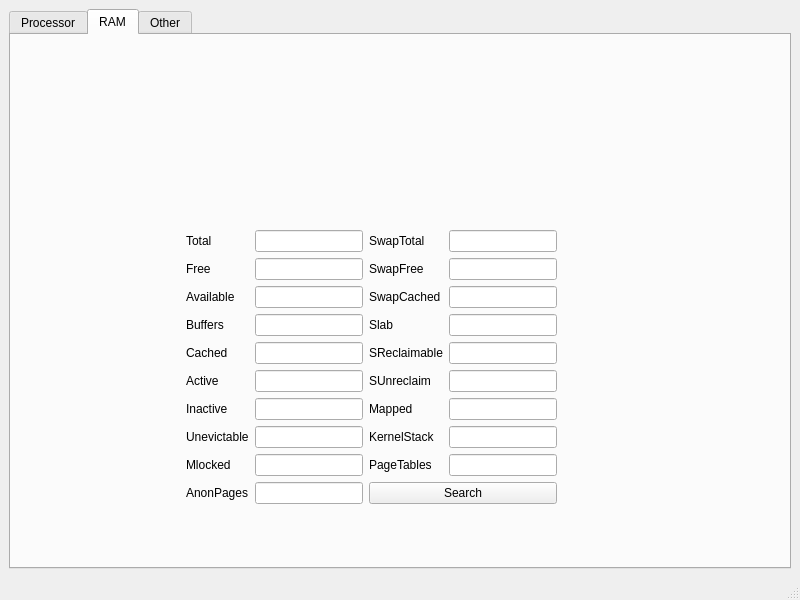
First picture: the form in AndroidParser/parser.ui, repository MaxNazarevskyi/NG_2022_AndroidParser, before the edit.
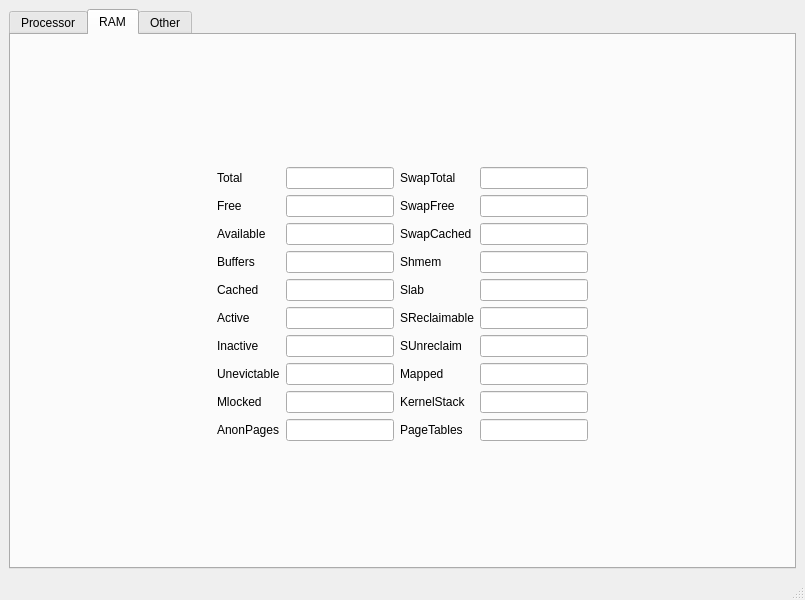
Second picture: the form after the edit. The open tabs and pages were chosen to show the change.

Commit message: Added real-time RAM and updated user interface

The edit to the form file:
```diff
--- a/AndroidParser/parser.ui
+++ b/AndroidParser/parser.ui
@@ -6,7 +6,7 @@
    <rect>
     <x>0</x>
     <y>0</y>
-    <width>800</width>
+    <width>805</width>
     <height>600</height>
    </rect>
   </property>
@@ -14,8 +14,8 @@
    <string>Parser</string>
   </property>
   <widget class="QWidget" name="centralwidget">
-   <layout class="QFormLayout" name="formLayout">
-    <item row="0" column="0" colspan="2">
+   <layout class="QGridLayout" name="gridLayout_7">
+    <item row="0" column="0">
      <widget class="QTabWidget" name="tabWidget">
       <property name="enabled">
        <bool>true</bool>
@@ -33,43 +33,121 @@
        </size>
       </property>
       <property name="currentIndex">
-       <number>1</number>
+       <number>2</number>
       </property>
       <widget class="QWidget" name="Processor">
        <attribute name="title">
         <string>Processor</string>
        </attribute>
-       <widget class="QWidget" name="layoutWidget">
-        <property name="geometry">
-         <rect>
-          <x>10</x>
-          <y>0</y>
-          <width>830</width>
-          <height>550</height>
-         </rect>
-        </property>
-        <layout class="QGridLayout" name="gridLayout_7">
-         <item row="0" column="0" colspan="2">
-          <layout class="QGridLayout" name="gridLayout_3">
-           <property name="sizeConstraint">
-            <enum>QLayout::SetMaximumSize</enum>
-           </property>
-           <property name="horizontalSpacing">
-            <number>0</number>
-           </property>
-           <item row="1" column="1">
+       <layout class="QVBoxLayout" name="verticalLayout">
+        <item>
+         <spacer name="verticalSpacer_4">
+          <property name="orientation">
+           <enum>Qt::Vertical</enum>
+          </property>
+          <property name="sizeType">
+           <enum>QSizePolicy::Preferred</enum>
+          </property>
+          <property name="sizeHint" stdset="0">
+           <size>
+            <width>20</width>
+            <height>97</height>
+           </size>
+          </property>
+         </spacer>
+        </item>
+        <item>
+         <layout class="QHBoxLayout" name="horizontalLayout_3">
+          <item>
+           <spacer name="horizontalSpacer_3">
+            <property name="orientation">
+             <enum>Qt::Horizontal</enum>
+            </property>
+            <property name="sizeHint" stdset="0">
+             <size>
+              <width>168</width>
+              <height>20</height>
+             </size>
+            </property>
+           </spacer>
+          </item>
+          <item>
             <layout class="QGridLayout" name="gridLayout">
              <item row="7" column="1">
-              <widget class="QLineEdit" name="l_ProcPart"/>
+             <widget class="QLineEdit" name="l_ProcPart">
+              <property name="sizePolicy">
+               <sizepolicy hsizetype="Expanding" vsizetype="Preferred">
+                <horstretch>0</horstretch>
+                <verstretch>0</verstretch>
+               </sizepolicy>
+              </property>
+              <property name="maximumSize">
+               <size>
+                <width>350</width>
+                <height>16777215</height>
+               </size>
+              </property>
+              <property name="readOnly">
+               <bool>true</bool>
+              </property>
+             </widget>
              </item>
              <item row="3" column="1">
-              <widget class="QLineEdit" name="l_ProcRevision"/>
+             <widget class="QLineEdit" name="l_ProcRevision">
+              <property name="sizePolicy">
+               <sizepolicy hsizetype="Expanding" vsizetype="Preferred">
+                <horstretch>0</horstretch>
+                <verstretch>0</verstretch>
+               </sizepolicy>
+              </property>
+              <property name="maximumSize">
+               <size>
+                <width>350</width>
+                <height>16777215</height>
+               </size>
+              </property>
+              <property name="readOnly">
+               <bool>true</bool>
+              </property>
+             </widget>
              </item>
              <item row="0" column="1">
-              <widget class="QLineEdit" name="l_ProcName"/>
+             <widget class="QLineEdit" name="l_ProcName">
+              <property name="sizePolicy">
+               <sizepolicy hsizetype="Expanding" vsizetype="Preferred">
+                <horstretch>0</horstretch>
+                <verstretch>0</verstretch>
+               </sizepolicy>
+              </property>
+              <property name="maximumSize">
+               <size>
+                <width>350</width>
+                <height>16777215</height>
+               </size>
+              </property>
+              <property name="readOnly">
+               <bool>true</bool>
+              </property>
+             </widget>
              </item>
              <item row="1" column="1">
-              <widget class="QLineEdit" name="l_ProcHardware"/>
+             <widget class="QLineEdit" name="l_ProcHardware">
+              <property name="sizePolicy">
+               <sizepolicy hsizetype="Expanding" vsizetype="Preferred">
+                <horstretch>0</horstretch>
+                <verstretch>0</verstretch>
+               </sizepolicy>
+              </property>
+              <property name="maximumSize">
+               <size>
+                <width>350</width>
+                <height>16777215</height>
+               </size>
+              </property>
+              <property name="readOnly">
+               <bool>true</bool>
+              </property>
+             </widget>
              </item>
              <item row="4" column="0">
               <widget class="QLabel" name="label_6">
@@ -79,10 +157,42 @@
               </widget>
              </item>
              <item row="4" column="1">
-              <widget class="QLineEdit" name="l_ProcCores"/>
+             <widget class="QLineEdit" name="l_ProcCores">
+              <property name="sizePolicy">
+               <sizepolicy hsizetype="Expanding" vsizetype="Preferred">
+                <horstretch>0</horstretch>
+                <verstretch>0</verstretch>
+               </sizepolicy>
+              </property>
+              <property name="maximumSize">
+               <size>
+                <width>350</width>
+                <height>16777215</height>
+               </size>
+              </property>
+              <property name="readOnly">
+               <bool>true</bool>
+              </property>
+             </widget>
              </item>
              <item row="5" column="1">
-              <widget class="QLineEdit" name="l_ProcArch"/>
+             <widget class="QLineEdit" name="l_ProcArch">
+              <property name="sizePolicy">
+               <sizepolicy hsizetype="Expanding" vsizetype="Preferred">
+                <horstretch>0</horstretch>
+                <verstretch>0</verstretch>
+               </sizepolicy>
+              </property>
+              <property name="maximumSize">
+               <size>
+                <width>350</width>
+                <height>16777215</height>
+               </size>
+              </property>
+              <property name="readOnly">
+               <bool>true</bool>
+              </property>
+             </widget>
              </item>
              <item row="5" column="0">
               <widget class="QLabel" name="label_7">
@@ -92,7 +202,23 @@
               </widget>
              </item>
              <item row="6" column="1">
-              <widget class="QLineEdit" name="l_ProcVariant"/>
+             <widget class="QLineEdit" name="l_ProcVariant">
+              <property name="sizePolicy">
+               <sizepolicy hsizetype="Expanding" vsizetype="Preferred">
+                <horstretch>0</horstretch>
+                <verstretch>0</verstretch>
+               </sizepolicy>
+              </property>
+              <property name="maximumSize">
+               <size>
+                <width>350</width>
+                <height>16777215</height>
+               </size>
+              </property>
+              <property name="readOnly">
+               <bool>true</bool>
+              </property>
+             </widget>
              </item>
              <item row="1" column="0">
               <widget class="QLabel" name="label_5">
@@ -101,25 +227,6 @@
                </property>
               </widget>
              </item>
-             <item row="9" column="1">
-              <widget class="QPushButton" name="b_SearchProc">
-               <property name="minimumSize">
-                <size>
-                 <width>683</width>
-                 <height>0</height>
-                </size>
-               </property>
-               <property name="maximumSize">
-                <size>
-                 <width>1366</width>
-                 <height>768</height>
-                </size>
-               </property>
-               <property name="text">
-                <string>Search</string>
-               </property>
-              </widget>
-             </item>
              <item row="0" column="0">
               <widget class="QLabel" name="label">
                <property name="text">
@@ -142,7 +249,23 @@
               </widget>
              </item>
              <item row="2" column="1">
-              <widget class="QLineEdit" name="l_ProcBM"/>
+             <widget class="QLineEdit" name="l_ProcBM">
+              <property name="sizePolicy">
+               <sizepolicy hsizetype="Expanding" vsizetype="Preferred">
+                <horstretch>0</horstretch>
+                <verstretch>0</verstretch>
+               </sizepolicy>
+              </property>
+              <property name="maximumSize">
+               <size>
+                <width>350</width>
+                <height>16777215</height>
+               </size>
+              </property>
+              <property name="readOnly">
+               <bool>true</bool>
+              </property>
+             </widget>
              </item>
              <item row="6" column="0">
               <widget class="QLabel" name="label_8">
@@ -152,7 +275,23 @@
               </widget>
              </item>
              <item row="8" column="1">
-              <widget class="QLineEdit" name="l_ProcImp"/>
+             <widget class="QLineEdit" name="l_ProcImp">
+              <property name="sizePolicy">
+               <sizepolicy hsizetype="Expanding" vsizetype="Preferred">
+                <horstretch>0</horstretch>
+                <verstretch>0</verstretch>
+               </sizepolicy>
+              </property>
+              <property name="maximumSize">
+               <size>
+                <width>350</width>
+                <height>16777215</height>
+               </size>
+              </property>
+              <property name="readOnly">
+               <bool>true</bool>
+              </property>
+             </widget>
              </item>
              <item row="7" column="0">
               <widget class="QLabel" name="label_9">
@@ -168,22 +307,34 @@
                </property>
               </widget>
              </item>
-            </layout>
-           </item>
-           <item row="1" column="0">
-            <spacer name="horizontalSpacer_3">
-             <property name="orientation">
-              <enum>Qt::Horizontal</enum>
-             </property>
-             <property name="sizeHint" stdset="0">
-              <size>
-               <width>168</width>
-               <height>20</height>
-              </size>
-             </property>
-            </spacer>
-           </item>
-           <item row="1" column="2">
+            <item row="9" column="0" colspan="2">
+             <widget class="QPushButton" name="b_Search">
+              <property name="sizePolicy">
+               <sizepolicy hsizetype="Minimum" vsizetype="Preferred">
+                <horstretch>0</horstretch>
+                <verstretch>0</verstretch>
+               </sizepolicy>
+              </property>
+              <property name="minimumSize">
+               <size>
+                <width>0</width>
+                <height>0</height>
+               </size>
+              </property>
+              <property name="maximumSize">
+               <size>
+                <width>1366</width>
+                <height>768</height>
+               </size>
+              </property>
+              <property name="text">
+               <string>Search</string>
+              </property>
+             </widget>
+            </item>
+           </layout>
+          </item>
+          <item>
             <spacer name="horizontalSpacer_4">
              <property name="orientation">
               <enum>Qt::Horizontal</enum>
@@ -196,234 +347,214 @@
              </property>
             </spacer>
            </item>
-           <item row="0" column="1">
-            <spacer name="verticalSpacer_4">
-             <property name="orientation">
-              <enum>Qt::Vertical</enum>
-             </property>
-             <property name="sizeHint" stdset="0">
-              <size>
-               <width>20</width>
-               <height>58</height>
-              </size>
-             </property>
-            </spacer>
-           </item>
-           <item row="2" column="1">
+         </layout>
+        </item>
+        <item>
             <spacer name="verticalSpacer_3">
+          <property name="sizePolicy">
+           <sizepolicy hsizetype="Minimum" vsizetype="Preferred">
+            <horstretch>0</horstretch>
+            <verstretch>0</verstretch>
+           </sizepolicy>
+          </property>
              <property name="orientation">
               <enum>Qt::Vertical</enum>
              </property>
              <property name="sizeHint" stdset="0">
               <size>
                <width>20</width>
-               <height>4</height>
+            <height>97</height>
               </size>
              </property>
             </spacer>
            </item>
           </layout>
-         </item>
-        </layout>
-       </widget>
       </widget>
       <widget class="QWidget" name="RAM">
        <attribute name="title">
         <string>RAM</string>
        </attribute>
-       <widget class="QWidget" name="layoutWidget">
-        <property name="geometry">
-         <rect>
-          <x>50</x>
-          <y>20</y>
-          <width>621</width>
-          <height>618</height>
-         </rect>
-        </property>
+       <layout class="QHBoxLayout" name="horizontalLayout_2">
+        <item>
         <layout class="QGridLayout" name="gridLayout_6">
          <item row="1" column="1">
           <layout class="QGridLayout" name="gridLayout_4">
-           <item row="3" column="0">
-            <widget class="QLabel" name="label_11">
-             <property name="text">
-              <string>Buffers</string>
-             </property>
-            </widget>
-           </item>
-           <item row="1" column="3">
-            <widget class="QLineEdit" name="l_RamSwapF"/>
-           </item>
-           <item row="6" column="3">
-            <widget class="QLineEdit" name="l_RamMapped"/>
-           </item>
-           <item row="4" column="3">
-            <widget class="QLineEdit" name="l_RamSRec"/>
-           </item>
-           <item row="2" column="0">
-            <widget class="QLabel" name="label_3">
-             <property name="text">
-              <string>Available</string>
-             </property>
-            </widget>
-           </item>
-           <item row="2" column="1">
-            <widget class="QLineEdit" name="l_RamAvailable"/>
-           </item>
            <item row="6" column="2">
+             <widget class="QLabel" name="label_24">
+              <property name="text">
+               <string>Slab</string>
+              </property>
+             </widget>
+            </item>
+            <item row="8" column="1">
+             <widget class="QLineEdit" name="l_RamInactive">
+              <property name="readOnly">
+               <bool>true</bool>
+              </property>
+             </widget>
+            </item>
+            <item row="7" column="1">
+             <widget class="QLineEdit" name="l_RamActive">
+              <property name="readOnly">
+               <bool>true</bool>
+              </property>
+             </widget>
+            </item>
+            <item row="10" column="3">
+             <widget class="QLineEdit" name="l_RamKernelS">
+              <property name="readOnly">
+               <bool>true</bool>
+              </property>
+             </widget>
+            </item>
+            <item row="6" column="3">
+             <widget class="QLineEdit" name="l_RamSlab">
+              <property name="readOnly">
+               <bool>true</bool>
+              </property>
+             </widget>
+            </item>
+            <item row="9" column="2">
             <widget class="QLabel" name="label_23">
              <property name="text">
               <string>Mapped</string>
              </property>
             </widget>
            </item>
+            <item row="8" column="2">
+             <widget class="QLabel" name="label_22">
+              <property name="text">
+               <string>SUnreclaim</string>
+              </property>
+             </widget>
+            </item>
+            <item row="11" column="1">
+             <widget class="QLineEdit" name="l_RamAnon">
+              <property name="readOnly">
+               <bool>true</bool>
+              </property>
+             </widget>
+            </item>
            <item row="3" column="2">
-            <widget class="QLabel" name="label_24">
+             <widget class="QLabel" name="label_18">
              <property name="text">
-              <string>Slab</string>
+               <string>SwapFree</string>
              </property>
             </widget>
            </item>
-           <item row="0" column="0">
-            <widget class="QLabel" name="label_16">
-             <property name="text">
-              <string>Total</string>
-             </property>
-            </widget>
-           </item>
-           <item row="4" column="0">
-            <widget class="QLabel" name="label_12">
-             <property name="text">
-              <string>Cached</string>
-             </property>
-            </widget>
-           </item>
-           <item row="0" column="3">
-            <widget class="QLineEdit" name="l_RamSwapT"/>
-           </item>
-           <item row="6" column="0">
-            <widget class="QLabel" name="label_13">
-             <property name="text">
-              <string>Inactive</string>
-             </property>
-            </widget>
-           </item>
-           <item row="5" column="3">
-            <widget class="QLineEdit" name="l_RamSUnreclaim"/>
-           </item>
-           <item row="3" column="3">
-            <widget class="QLineEdit" name="l_RamSlab"/>
-           </item>
            <item row="6" column="1">
-            <widget class="QLineEdit" name="l_RamInactive"/>
+             <widget class="QLineEdit" name="l_RamCached">
+              <property name="readOnly">
+               <bool>true</bool>
+              </property>
+             </widget>
            </item>
            <item row="2" column="3">
-            <widget class="QLineEdit" name="l_RamSwapC"/>
-           </item>
-           <item row="5" column="0">
+             <widget class="QLineEdit" name="l_RamSwapT">
+              <property name="readOnly">
+               <bool>true</bool>
+              </property>
+             </widget>
+            </item>
+            <item row="3" column="3">
+             <widget class="QLineEdit" name="l_RamSwapF">
+              <property name="readOnly">
+               <bool>true</bool>
+              </property>
+             </widget>
+            </item>
+            <item row="7" column="0">
             <widget class="QLabel" name="label_28">
              <property name="text">
               <string>Active</string>
              </property>
             </widget>
            </item>
-           <item row="0" column="2">
-            <widget class="QLabel" name="label_15">
-             <property name="text">
-              <string>SwapTotal</string>
-             </property>
-            </widget>
-           </item>
-           <item row="3" column="1">
-            <widget class="QLineEdit" name="l_RamBuffers"/>
-           </item>
-           <item row="5" column="2">
-            <widget class="QLabel" name="label_22">
-             <property name="text">
-              <string>SUnreclaim</string>
-             </property>
-            </widget>
-           </item>
            <item row="4" column="2">
-            <widget class="QLabel" name="label_25">
-             <property name="text">
-              <string>SReclaimable</string>
-             </property>
-            </widget>
-           </item>
-           <item row="8" column="1">
-            <widget class="QLineEdit" name="l_RamMlocked"/>
-           </item>
-           <item row="1" column="0">
-            <widget class="QLabel" name="label_17">
-             <property name="text">
-              <string>Free</string>
-             </property>
-            </widget>
-           </item>
-           <item row="0" column="1">
-            <widget class="QLineEdit" name="l_RamTotal"/>
-           </item>
-           <item row="1" column="2">
-            <widget class="QLabel" name="label_18">
-             <property name="text">
-              <string>SwapFree</string>
-             </property>
-            </widget>
-           </item>
-           <item row="9" column="1">
-            <widget class="QLineEdit" name="l_RamAnon"/>
-           </item>
-           <item row="4" column="1">
-            <widget class="QLineEdit" name="l_RamCached"/>
-           </item>
-           <item row="2" column="2">
             <widget class="QLabel" name="label_20">
              <property name="text">
               <string>SwapCached</string>
              </property>
             </widget>
            </item>
-           <item row="1" column="1">
-            <widget class="QLineEdit" name="l_RamFree"/>
-           </item>
-           <item row="8" column="0">
-            <widget class="QLabel" name="label_14">
-             <property name="text">
-              <string>Mlocked</string>
+            <item row="10" column="1">
+             <widget class="QLineEdit" name="l_RamMlocked">
+              <property name="readOnly">
+               <bool>true</bool>
              </property>
             </widget>
            </item>
-           <item row="9" column="0">
+            <item row="11" column="0">
             <widget class="QLabel" name="label_21">
              <property name="text">
               <string>AnonPages</string>
              </property>
             </widget>
            </item>
-           <item row="5" column="1">
-            <widget class="QLineEdit" name="l_RamActive"/>
-           </item>
-           <item row="7" column="1">
-            <widget class="QLineEdit" name="l_RamUnevictable"/>
-           </item>
-           <item row="7" column="0">
+            <item row="2" column="2">
+             <widget class="QLabel" name="label_15">
+              <property name="text">
+               <string>SwapTotal</string>
+              </property>
+             </widget>
+            </item>
+            <item row="11" column="3">
+             <widget class="QLineEdit" name="l_RamPageT">
+              <property name="readOnly">
+               <bool>true</bool>
+              </property>
+             </widget>
+            </item>
+            <item row="9" column="3">
+             <widget class="QLineEdit" name="l_RamMapped">
+              <property name="readOnly">
+               <bool>true</bool>
+              </property>
+             </widget>
+            </item>
+            <item row="9" column="1">
+             <widget class="QLineEdit" name="l_RamUnevictable">
+              <property name="readOnly">
+               <bool>true</bool>
+              </property>
+             </widget>
+            </item>
+            <item row="9" column="0">
             <widget class="QLabel" name="label_29">
              <property name="text">
               <string>Unevictable</string>
              </property>
             </widget>
            </item>
+            <item row="6" column="0">
+             <widget class="QLabel" name="label_12">
+              <property name="text">
+               <string>Cached</string>
+              </property>
+             </widget>
+            </item>
            <item row="7" column="2">
-            <widget class="QLabel" name="label_26">
+             <widget class="QLabel" name="label_25">
              <property name="text">
-              <string>KernelStack</string>
+               <string>SReclaimable</string>
+              </property>
+             </widget>
+            </item>
+            <item row="10" column="0">
+             <widget class="QLabel" name="label_14">
+              <property name="text">
+               <string>Mlocked</string>
              </property>
             </widget>
            </item>
            <item row="7" column="3">
-            <widget class="QLineEdit" name="l_RamKernelS"/>
-           </item>
-           <item row="8" column="2">
+             <widget class="QLineEdit" name="l_RamSRec">
+              <property name="readOnly">
+               <bool>true</bool>
+              </property>
+             </widget>
+            </item>
+            <item row="11" column="2">
             <widget class="QLabel" name="label_27">
              <property name="text">
               <string>PageTables</string>
@@ -431,12 +562,96 @@
             </widget>
            </item>
            <item row="8" column="3">
-            <widget class="QLineEdit" name="l_RamPageT"/>
-           </item>
-           <item row="9" column="2" colspan="2">
-            <widget class="QPushButton" name="b_SearchRam">
+             <widget class="QLineEdit" name="l_RamSUnreclaim">
+              <property name="readOnly">
+               <bool>true</bool>
+              </property>
+             </widget>
+            </item>
+            <item row="4" column="3">
+             <widget class="QLineEdit" name="l_RamSwapC">
+              <property name="readOnly">
+               <bool>true</bool>
+              </property>
+             </widget>
+            </item>
+            <item row="10" column="2">
+             <widget class="QLabel" name="label_26">
              <property name="text">
-              <string>Search</string>
+               <string>KernelStack</string>
+              </property>
+             </widget>
+            </item>
+            <item row="8" column="0">
+             <widget class="QLabel" name="label_13">
+              <property name="text">
+               <string>Inactive</string>
+              </property>
+             </widget>
+            </item>
+            <item row="5" column="3">
+             <widget class="QLineEdit" name="l_RamShmem"/>
+            </item>
+            <item row="5" column="2">
+             <widget class="QLabel" name="label_31">
+              <property name="text">
+               <string>Shmem</string>
+              </property>
+             </widget>
+            </item>
+            <item row="5" column="1">
+             <widget class="QLineEdit" name="l_RamBuffers">
+              <property name="readOnly">
+               <bool>true</bool>
+              </property>
+             </widget>
+            </item>
+            <item row="5" column="0">
+             <widget class="QLabel" name="label_11">
+              <property name="text">
+               <string>Buffers</string>
+              </property>
+             </widget>
+            </item>
+            <item row="4" column="0">
+             <widget class="QLabel" name="label_3">
+              <property name="text">
+               <string>Available</string>
+              </property>
+             </widget>
+            </item>
+            <item row="4" column="1">
+             <widget class="QLineEdit" name="l_RamAvailable">
+              <property name="readOnly">
+               <bool>true</bool>
+              </property>
+             </widget>
+            </item>
+            <item row="3" column="0">
+             <widget class="QLabel" name="label_17">
+              <property name="text">
+               <string>Free</string>
+              </property>
+             </widget>
+            </item>
+            <item row="2" column="0">
+             <widget class="QLabel" name="label_16">
+              <property name="text">
+               <string>Total</string>
+              </property>
+             </widget>
+            </item>
+            <item row="3" column="1">
+             <widget class="QLineEdit" name="l_RamFree">
+              <property name="readOnly">
+               <bool>true</bool>
+              </property>
+             </widget>
+            </item>
+            <item row="2" column="1">
+             <widget class="QLineEdit" name="l_RamTotal">
+              <property name="readOnly">
+               <bool>true</bool>
              </property>
             </widget>
            </item>
@@ -495,21 +710,15 @@
           </spacer>
          </item>
         </layout>
-       </widget>
+        </item>
+       </layout>
       </widget>
       <widget class="QWidget" name="tab">
        <attribute name="title">
         <string>Other</string>
        </attribute>
-       <widget class="QWidget" name="layoutWidget">
-        <property name="geometry">
-         <rect>
-          <x>0</x>
-          <y>-3</y>
-          <width>741</width>
-          <height>311</height>
-         </rect>
-        </property>
+       <layout class="QHBoxLayout" name="horizontalLayout">
+        <item>
         <layout class="QGridLayout" name="gridLayout_2">
          <item row="0" column="1">
           <spacer name="verticalSpacer_2">
@@ -539,10 +748,17 @@
          </item>
          <item row="1" column="1">
           <layout class="QGridLayout" name="gridLayout_5">
-           <item row="1" column="1">
-            <widget class="QPushButton" name="b_SearchOther">
-             <property name="text">
-              <string>Search</string>
+            <item row="0" column="2">
+             <widget class="QLineEdit" name="l_OtherRes">
+              <property name="readOnly">
+               <bool>true</bool>
+              </property>
+             </widget>
+            </item>
+            <item row="1" column="2">
+             <widget class="QLineEdit" name="l_OtherVersion">
+              <property name="readOnly">
+               <bool>true</bool>
              </property>
             </widget>
            </item>
@@ -553,8 +769,12 @@
              </property>
             </widget>
            </item>
-           <item row="0" column="1">
-            <widget class="QLineEdit" name="l_OtherRes"/>
+            <item row="1" column="0">
+             <widget class="QLabel" name="label_30">
+              <property name="text">
+               <string>Linux version</string>
+              </property>
+             </widget>
            </item>
           </layout>
          </item>
@@ -585,7 +805,8 @@
           </spacer>
          </item>
         </layout>
-       </widget>
+        </item>
+       </layout>
       </widget>
      </widget>
     </item>
@@ -596,7 +817,7 @@
     <rect>
      <x>0</x>
      <y>0</y>
-     <width>800</width>
+     <width>805</width>
      <height>22</height>
     </rect>
    </property>
```
Lines whose indentation alone changed are shown as unchanged. The commit also changes 2 other files.
